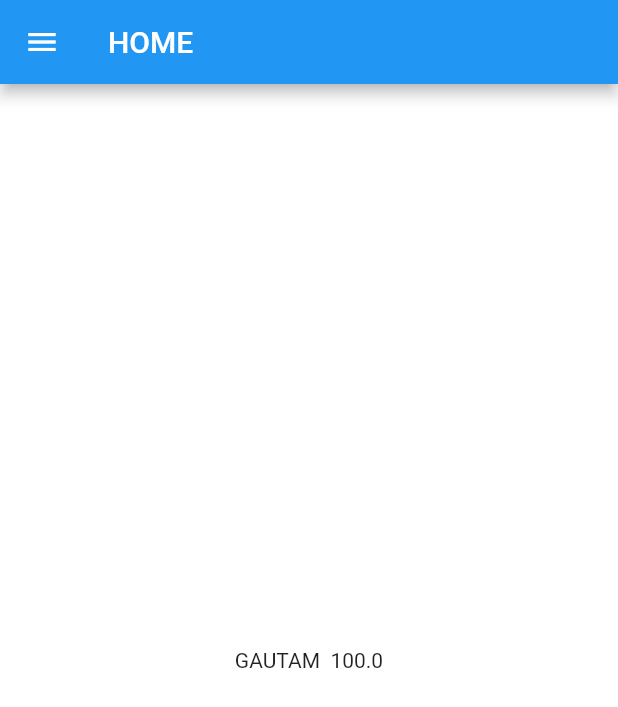
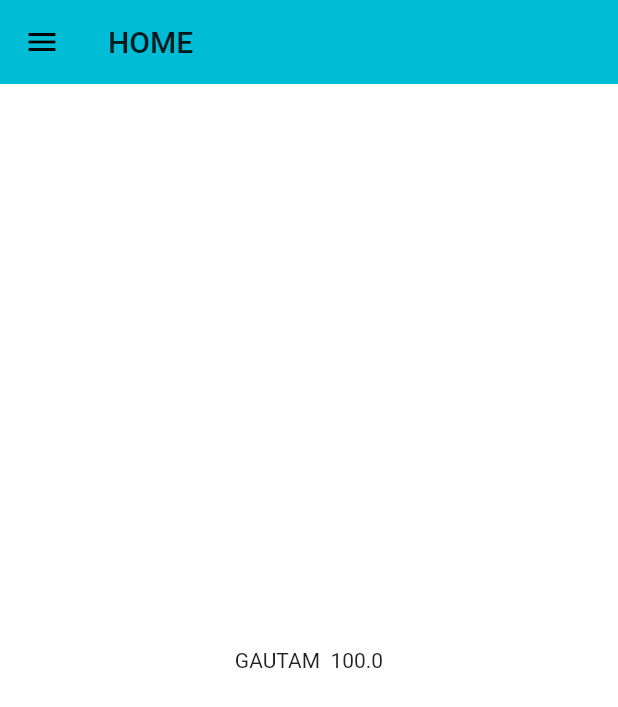
Before and after one commit to gtmraj7777/flutter_practice, a Flutter app: the screen it shows after launch, on a phone screen of 412 x 824 dp. Shown: the top 707 px of the screen. Run offline on Flutter 3.47's test engine with Material 2 defaults, Android fonts, the phone set to English and light mode, and no system bars; our stand-ins replace google_fonts.

Commit message:
theme extracted

```diff
--- a/lib/main.dart
+++ b/lib/main.dart
@@ -1,6 +1,7 @@
 import 'package:first_app11/pages/home_page.dart';
 import 'package:first_app11/pages/login_page.dart';
 import 'package:first_app11/utils/routes.dart';
+import 'package:first_app11/widgets/themes.dart';
 import 'package:flutter/material.dart';
 
 
@@ -20,6 +21,8 @@ class MyWidget extends StatelessWidget {
 
     return MaterialApp(
       debugShowCheckedModeBanner: false,
+    theme: MyTheme.lightTheme(context),
+     darkTheme: MyTheme.darkTheme(context),
      // home:HomePage(),
       initialRoute: MyRoutes.homeRoute,
       routes: {
--- a/lib/pages/home_page.dart
+++ b/lib/pages/home_page.dart
@@ -10,6 +10,7 @@ class HomePage extends StatelessWidget {
   @override
   Widget build(BuildContext context) {
     return Scaffold(
+
       appBar: AppBar(title: Text("HOME"),),
       body: Container(
         color: Colors.white,
--- /dev/null
+++ b/lib/widgets/themes.dart
@@ -0,0 +1,30 @@
+
+
+import 'package:flutter/material.dart';
+
+class MyTheme
+{
+  static ThemeData lightTheme(BuildContext context) => ThemeData(
+    appBarTheme: AppBarTheme(
+      color: Colors.cyan,
+      elevation: 0.0,
+      iconTheme: IconThemeData(color: Colors.black),
+      textTheme: Theme.of(context).textTheme,
+
+    ),
+
+  );
+
+  static ThemeData darkTheme(BuildContext context) => ThemeData(
+    // appBarTheme: AppBarTheme(
+    //   color: Colors.cyan,
+    //   elevation: 0.0,
+    //   iconTheme: IconThemeData(color: Colors.black),
+    //   textTheme: Theme.of(context).textTheme,
+    //
+    // ),
+    brightness: Brightness.dark,
+
+  );
+
+}
```
